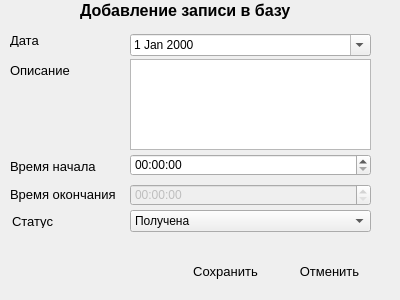
First picture: the form in DialogFormTask.ui, repository vasarv/TM, before the edit.
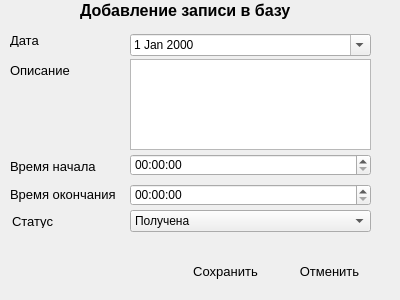
Second picture: the form after the edit. Icons and pictures are not drawn.

What changed in the file:
```diff
--- a/DialogFormTask.ui
+++ b/DialogFormTask.ui
@@ -170,7 +170,7 @@
   </widget>
   <widget class="QTimeEdit" name="timeEditEnd">
    <property name="enabled">
-    <bool>false</bool>
+    <bool>true</bool>
    </property>
    <property name="geometry">
     <rect>
```
